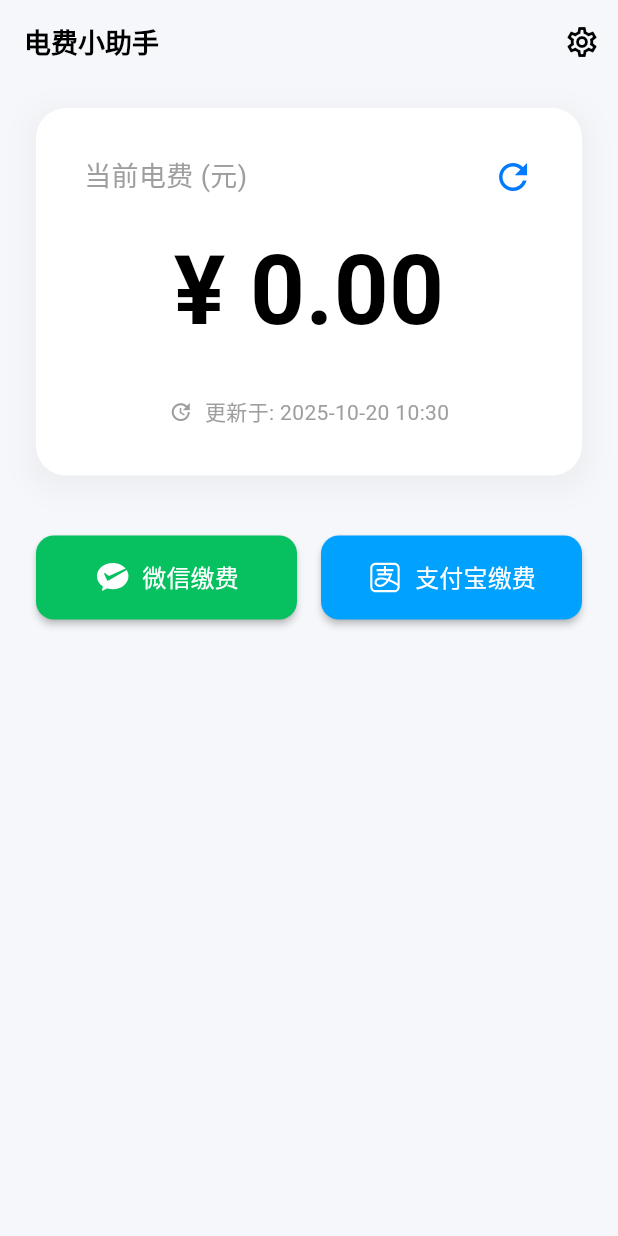
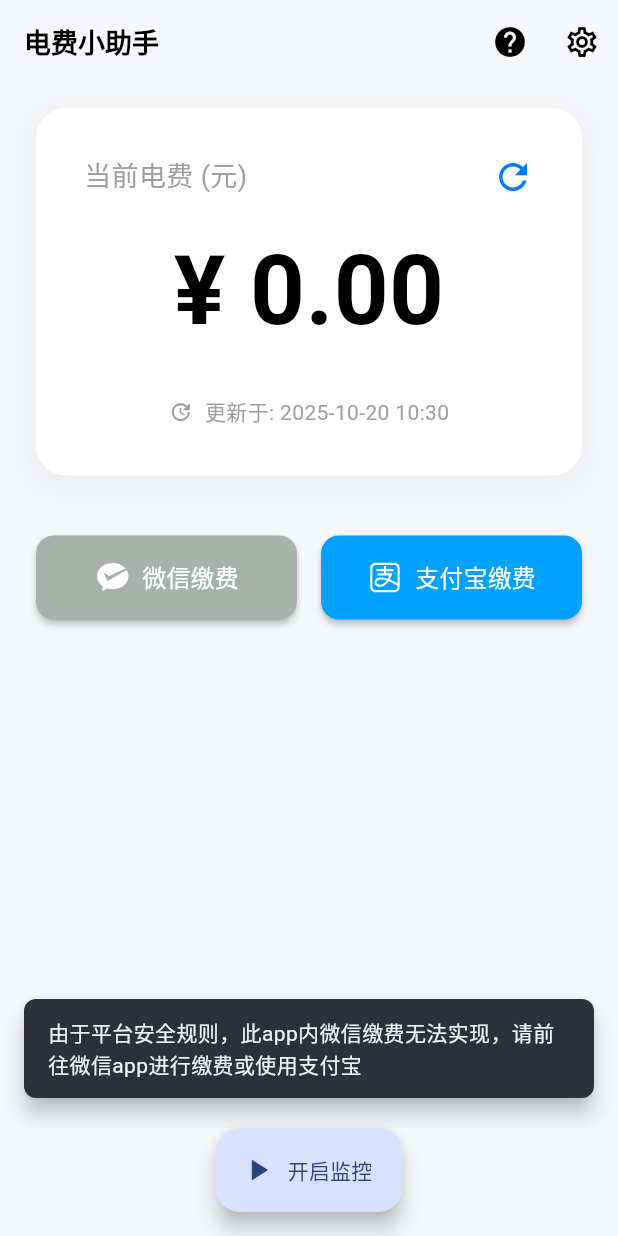
Before and after one commit to fanfanffy163/auto_electricity_bill_query, a Flutter app: the screen it shows after launch, after a tap on "微信缴费", on a phone screen of 412 x 824 dp. Run offline on Flutter 3.47's test engine with Material 3 defaults, Android fonts, the phone set to English and light mode, and no system bars; our stand-ins replace flutter_local_notifications, flutter_svg, font_awesome_flutter, image_picker, permission_handler, shared_preferences; missing offline and left inert: background_fetch, flutter_foreground_task, mobile_scanner; Roboto replaces fonts that are missing (PingFang SC).

Commit message:
ui 优化 + 前台服务

```diff
--- /dev/null
+++ b/lib/const.dart
@@ -0,0 +1,5 @@
+class Constants {
+  static const githubUrl = "https://github.com/fanfanffy163/auto_electricity_bill_query";
+  static const userGuideUrl = "https://www.yuque.com/fanfangyu/sycflc/kdq6u7pkha47nemc";
+  static const totalVersion = "0.0.1";
+}
--- a/lib/exception/app_exception.dart
+++ b/lib/exception/app_exception.dart
@@ -1,6 +1,7 @@
 class AppException implements Exception {
   final String message;
-  AppException(this.message);
+  final int code;
+  AppException(this.message,{this.code = 100});
 
   @override
   String toString() {
--- a/lib/home_screen.dart
+++ b/lib/home_screen.dart
@@ -1,6 +1,8 @@
 import 'package:auto_electricity_bill_query/dialog/amount_input.dart';
+import 'package:auto_electricity_bill_query/dialog/info.dart';
 import 'package:auto_electricity_bill_query/eb_grab/eb_graber.dart';
 import 'package:auto_electricity_bill_query/provider/fee_provider.dart';
+import 'package:auto_electricity_bill_query/service/foreground_service.dart';
 import 'package:flutter/material.dart';
 import 'package:flutter_svg/flutter_svg.dart';
 import 'package:intl/intl.dart'; // 需要添加 intl 包来格式化时间
@@ -15,12 +17,20 @@ class HomeScreen extends StatefulWidget {
 }
 
 class _HomeScreenState extends State<HomeScreen> {
+  int _taskType = 0;
+
   @override
   Widget build(BuildContext context) {
     return Scaffold(
       appBar: AppBar(
         title: const Text('电费小助手'),
         actions: [
+          IconButton(
+            icon: const Icon(Icons.help),
+            onPressed: () {
+              InfoDialog("应用信息").show(context);
+            },
+          ),
           IconButton(
             icon: const Icon(Icons.settings_outlined),
             onPressed: () {
@@ -29,7 +39,8 @@ class _HomeScreenState extends State<HomeScreen> {
           ),
         ],
       ),
-      body: Padding(
+      body: SingleChildScrollView(
+        child: Padding(
           padding: const EdgeInsets.symmetric(horizontal: 24.0, vertical: 16.0),
           child: Column(
             children: [
@@ -39,6 +50,33 @@ class _HomeScreenState extends State<HomeScreen> {
             ],
           ),
         ),
+      ),
+      floatingActionButton: _buildStartBtn(),
+      floatingActionButtonLocation : FloatingActionButtonLocation.centerFloat
+    );
+  }
+
+  Widget _buildStartBtn(){
+    return FloatingActionButton.extended(
+      backgroundColor: Theme.of(context).colorScheme.primaryContainer,
+      onPressed: () {
+        int tmp = 0;
+        if(_taskType == 0){
+          ForegroundService.run((){
+            if(!mounted) return null;
+            return context;
+          });
+          tmp = 1;
+        }else{
+          ForegroundService.stop();
+          tmp = 0;
+        }
+        setState(() {
+          _taskType = tmp;
+        });
+      },
+      icon: _taskType == 0 ? Icon(Icons.play_arrow) : Icon(Icons.stop),
+      label: _taskType == 0 ? const Text('开启监控') : const Text('终止监控'),
     );
   }
 
@@ -59,9 +97,9 @@ class _HomeScreenState extends State<HomeScreen> {
             icon: SvgPicture.asset('assets/icons/wechat_pay.svg', height: 24),
             label: const Text('微信缴费', style: TextStyle(fontSize: 16)),
             onPressed: () async {
-              await FeeProvider.chargeFee(url: FeeProvider.feeUrl, type: PayType.wechatpay, amount: 1);
+              Utils.showMessage(context, "由于平台安全规则，此app内微信缴费无法实现，请前往微信app进行缴费或使用支付宝");
             },
-            style: _paymentButtonStyle(const Color(0xFF07C160)),
+            style: _paymentButtonStyle(const Color.fromARGB(255, 168, 176, 172)),
           ),
         ),
         const SizedBox(width: 16),
--- a/lib/main.dart
+++ b/lib/main.dart
@@ -74,7 +74,7 @@ class _MyAppState extends State<MyApp> {
   @override
   Widget build(BuildContext context) {
     return MaterialApp(
-      navigatorKey: navigatorKey, // 🌟 关键改动在这里
+      navigatorKey: navigatorKey,
       title: '电费监控',
       theme: ThemeData(
         primarySwatch: Colors.blue,
--- a/lib/service/notification_service.dart
+++ b/lib/service/notification_service.dart
@@ -10,11 +10,11 @@ class NotificationService {
   factory NotificationService() => _instance;
   NotificationService._internal();
 
-  bool _isInit = false;
+  bool _isGranted = false;
   FlutterLocalNotificationsPlugin get _notificationsPlugin => FlutterLocalNotificationsPlugin();
 
-  Future<void> init({bool isHeadless = false}) async {
-    if (_isInit) return; // 如果已经初始化，则直接返回
+  Future<bool> init({bool isHeadless = false}) async {
+    if (_isGranted) return _isGranted; // 如果已经初始化，则直接返回
 
     // Android 13+ 主动申请通知权限
     if (!isHeadless && defaultTargetPlatform == TargetPlatform.android) {
@@ -62,14 +62,13 @@ class NotificationService {
     .resolvePlatformSpecificImplementation<
         AndroidFlutterLocalNotificationsPlugin>()
     ?.areNotificationsEnabled();
-    if (isGranted == true) {
+    if (isGranted != null && isGranted == true) {
+      _isGranted = isGranted;
       debugPrint("[NotificationService] 通知权限已授予");
     } else {
       debugPrint("[NotificationService] 通知权限未授予");
     }
-
-    _isInit = true;
-    debugPrint("[NotificationService] 初始化完成");
+    return _isGranted;
   }
 
   Future<void> showNotification(String title, String body) async {
@@ -81,6 +80,7 @@ class NotificationService {
       importance: Importance.defaultImportance,
       priority: Priority.defaultPriority,
       ticker: 'ticker',
+      onlyAlertOnce: true,
     );
     const NotificationDetails platformChannelSpecifics =
         NotificationDetails(android: androidPlatformChannelSpecifics);
--- a/lib/settings_screen.dart
+++ b/lib/settings_screen.dart
@@ -79,8 +79,9 @@ class _SettingsScreenState extends State<SettingsScreen> {
       child: Column(
         children: [
           _buildNotificationRule(),
-          const Divider(height: 32),
+          const Divider(height: 16),
           _buildRefreshIntervalRule(),
+          const Divider(height: 16),
         ],
       ),
     );
--- a/lib/utils/utils.dart
+++ b/lib/utils/utils.dart
@@ -1,17 +1,30 @@
+import 'dart:math';
+
 import 'package:flutter/material.dart';
 import 'dart:io';
 import 'package:path_provider/path_provider.dart';
+import 'package:url_launcher/url_launcher.dart';
 
 class Utils{
-  static void showMessage(BuildContext? context, String message){
+  static void showMessage(BuildContext? context, String message, {int? seconds, SnackBarAction? action}){
     if(context == null){
       return;
     }
 
+    seconds ??= min(5, max(2, (message.length / 10).toInt()));
+
     ScaffoldMessenger.of(context).showSnackBar(
         SnackBar(
           content: Text(message),
-          duration: Duration(seconds: 2),
+          shape: RoundedRectangleBorder(
+            borderRadius: BorderRadius.circular(8),
+          ),
+          elevation: 6, // 阴影增强悬浮感
+          action: action,
+          duration: Duration(seconds: seconds),
+          behavior: SnackBarBehavior.floating, // 悬浮模式
+          margin: EdgeInsets.symmetric(horizontal: 16, vertical: 20),
+          padding: EdgeInsets.symmetric(horizontal: 16, vertical: 12),
         ),
       );
   }
@@ -59,4 +72,25 @@ class Utils{
     final file = File('${dir.path}/AppLog_$dateStr.log');
     await file.writeAsString('[$timeStr] $message\n', mode: FileMode.append, flush: true);
   }
+
+
+  /// 时间戳转DateTime（支持毫秒/秒级时间戳）
+  static DateTime timestampToDateTime(int timestamp) {
+    // 判断是毫秒级（13位）还是秒级（10位）
+    if (timestamp.toString().length == 13) {
+      return DateTime.fromMillisecondsSinceEpoch(timestamp); // 毫秒级
+    } else {
+      return DateTime.fromMillisecondsSinceEpoch(timestamp * 1000); // 秒级
+    }
+  }
+
+  static Future<bool> jumpUrl(String url) async{
+    // 检查是否可以打开链接
+    if (await canLaunchUrl(Uri.parse(url))) {
+      await launchUrl(Uri.parse(url), mode: LaunchMode.externalApplication);
+      return true;
+    } else {
+      return false;
+    }
+  }
 }
--- a/pubspec.yaml
+++ b/pubspec.yaml
@@ -38,7 +38,7 @@ dependencies:
   font_awesome_flutter: ^10.5.0 # 用于一些特殊图标
   intl : ^0.20.2
   http: ^1.5.0
-  shared_preferences: 2.5.0
+  shared_preferences: 2.5.3
   image_picker: ^1.1.2
   mobile_scanner: ^7.0.1
   webview_flutter: ^4.13.0
@@ -48,6 +48,7 @@ dependencies:
   permission_handler: ^12.0.0
   path_provider: ^2.1.5
   url_launcher: ^6.3.2
+  flutter_foreground_task: ^9.1.0
 
 dev_dependencies:
   flutter_test:
```
Also changed, not shown: lib/dialog/amount_input.dart (+14 -8 lines), lib/dialog/info.dart (added, +92 -0 lines), lib/eb_grab/jjmzry_http_eb_graber.dart (+54 -11 lines), lib/provider/fee_provider.dart (+31 -2 lines), lib/service/background_service.dart (+7 -44 lines), lib/service/foreground_service.dart (added, +181 -0 lines), 1 other file. Lines whose indentation alone changed are shown as unchanged.
